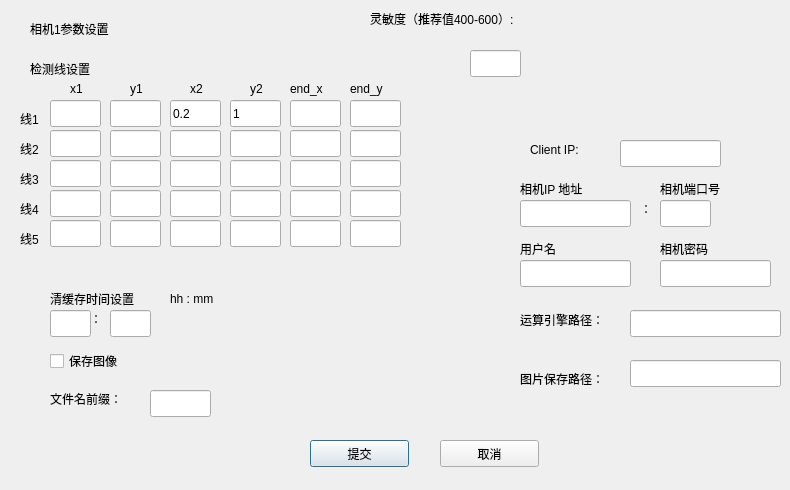
The window that client_shell/config1.ui (BG2CRW/passenger_flow_statistics) describes before a commit, drawn with Qt 5.
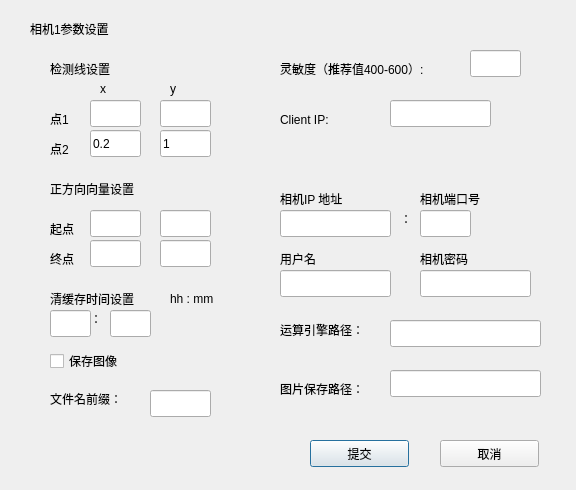
The same window after the commit.

```diff
--- a/client_shell/config1.ui
+++ b/client_shell/config1.ui
@@ -6,7 +6,7 @@
    <rect>
     <x>0</x>
     <y>0</y>
-    <width>790</width>
+    <width>576</width>
     <height>490</height>
    </rect>
   </property>
@@ -42,8 +42,8 @@
   <widget class="QLineEdit" name="lineEdit_17">
    <property name="geometry">
     <rect>
-     <x>630</x>
-     <y>310</y>
+     <x>390</x>
+     <y>320</y>
      <width>151</width>
      <height>27</height>
     </rect>
@@ -52,24 +52,37 @@
     <string/>
    </property>
   </widget>
+  <widget class="QLabel" name="label_7">
+   <property name="geometry">
+    <rect>
+     <x>50</x>
+     <y>180</y>
+     <width>111</width>
+     <height>17</height>
+    </rect>
+   </property>
+   <property name="text">
+    <string>正方向向量设置</string>
+   </property>
+  </widget>
   <widget class="QLabel" name="label_8">
    <property name="geometry">
     <rect>
-     <x>290</x>
-     <y>80</y>
-     <width>41</width>
+     <x>50</x>
+     <y>220</y>
+     <width>31</width>
      <height>17</height>
     </rect>
    </property>
    <property name="text">
-    <string>end_x</string>
+    <string>起点</string>
    </property>
   </widget>
   <widget class="QLineEdit" name="lineEdit_15">
    <property name="geometry">
     <rect>
-     <x>520</x>
-     <y>260</y>
+     <x>280</x>
+     <y>270</y>
      <width>111</width>
      <height>27</height>
     </rect>
@@ -81,14 +94,14 @@
   <widget class="QLabel" name="label_5">
    <property name="geometry">
     <rect>
-     <x>130</x>
+     <x>170</x>
      <y>80</y>
      <width>21</width>
      <height>17</height>
     </rect>
    </property>
    <property name="text">
-    <string>y1</string>
+    <string>y</string>
    </property>
   </widget>
   <widget class="QLabel" name="label_11">
@@ -120,7 +133,7 @@
   <widget class="QLineEdit" name="lineEdit">
    <property name="geometry">
     <rect>
-     <x>50</x>
+     <x>90</x>
      <y>100</y>
      <width>51</width>
      <height>27</height>
@@ -133,8 +146,8 @@
   <widget class="QLineEdit" name="lineEdit_14">
    <property name="geometry">
     <rect>
-     <x>660</x>
-     <y>260</y>
+     <x>420</x>
+     <y>270</y>
      <width>111</width>
      <height>27</height>
     </rect>
@@ -146,33 +159,33 @@
   <widget class="QLabel" name="label_2">
    <property name="geometry">
     <rect>
-     <x>20</x>
+     <x>50</x>
      <y>110</y>
      <width>31</width>
      <height>17</height>
     </rect>
    </property>
    <property name="text">
-    <string>线1</string>
+    <string>点1</string>
    </property>
   </widget>
   <widget class="QLabel" name="label_4">
    <property name="geometry">
     <rect>
-     <x>70</x>
+     <x>100</x>
      <y>80</y>
      <width>21</width>
      <height>17</height>
     </rect>
    </property>
    <property name="text">
-    <string>x1</string>
+    <string>x</string>
    </property>
   </widget>
   <widget class="QLineEdit" name="lineEdit_2">
    <property name="geometry">
     <rect>
-     <x>110</x>
+     <x>160</x>
      <y>100</y>
      <width>51</width>
      <height>27</height>
@@ -185,21 +198,21 @@
   <widget class="QLabel" name="label_9">
    <property name="geometry">
     <rect>
-     <x>350</x>
-     <y>80</y>
-     <width>41</width>
+     <x>50</x>
+     <y>250</y>
+     <width>31</width>
      <height>17</height>
     </rect>
    </property>
    <property name="text">
-    <string>end_y</string>
+    <string>终点</string>
    </property>
   </widget>
   <widget class="QLineEdit" name="lineEdit_3">
    <property name="geometry">
     <rect>
-     <x>170</x>
-     <y>100</y>
+     <x>90</x>
+     <y>130</y>
      <width>51</width>
      <height>27</height>
     </rect>
@@ -224,8 +237,8 @@
   <widget class="QLabel" name="label_21">
    <property name="geometry">
     <rect>
-     <x>530</x>
-     <y>140</y>
+     <x>280</x>
+     <y>110</y>
      <width>71</width>
      <height>20</height>
     </rect>
@@ -237,8 +250,8 @@
   <widget class="QLineEdit" name="lineEdit_7">
    <property name="geometry">
     <rect>
-     <x>290</x>
-     <y>100</y>
+     <x>90</x>
+     <y>240</y>
      <width>51</width>
      <height>27</height>
     </rect>
@@ -250,8 +263,8 @@
   <widget class="QLabel" name="label_19">
    <property name="geometry">
     <rect>
-     <x>370</x>
-     <y>10</y>
+     <x>280</x>
+     <y>60</y>
      <width>181</width>
      <height>17</height>
     </rect>
@@ -263,8 +276,8 @@
   <widget class="QLineEdit" name="lineEdit_4">
    <property name="geometry">
     <rect>
-     <x>230</x>
-     <y>100</y>
+     <x>160</x>
+     <y>130</y>
      <width>51</width>
      <height>27</height>
     </rect>
@@ -276,8 +289,8 @@
   <widget class="QLabel" name="label_14">
    <property name="geometry">
     <rect>
-     <x>520</x>
-     <y>180</y>
+     <x>280</x>
+     <y>190</y>
      <width>111</width>
      <height>17</height>
     </rect>
@@ -289,8 +302,8 @@
   <widget class="QLabel" name="label_20">
    <property name="geometry">
     <rect>
-     <x>520</x>
-     <y>310</y>
+     <x>280</x>
+     <y>320</y>
      <width>101</width>
      <height>20</height>
     </rect>
@@ -302,14 +315,14 @@
   <widget class="QLabel" name="label_3">
    <property name="geometry">
     <rect>
-     <x>20</x>
+     <x>50</x>
      <y>140</y>
      <width>31</width>
      <height>17</height>
     </rect>
    </property>
    <property name="text">
-    <string>线2</string>
+    <string>点2</string>
    </property>
   </widget>
   <widget class="QLabel" name="label_6">
@@ -367,8 +380,8 @@
   <widget class="QLabel" name="label_15">
    <property name="geometry">
     <rect>
-     <x>660</x>
-     <y>180</y>
+     <x>420</x>
+     <y>190</y>
      <width>81</width>
      <height>17</height>
     </rect>
@@ -393,8 +406,8 @@
   <widget class="QLabel" name="label_18">
    <property name="geometry">
     <rect>
-     <x>520</x>
-     <y>240</y>
+     <x>280</x>
+     <y>250</y>
      <width>111</width>
      <height>17</height>
     </rect>
@@ -406,8 +419,8 @@
   <widget class="QLineEdit" name="lineEdit_13">
    <property name="geometry">
     <rect>
-     <x>660</x>
-     <y>200</y>
+     <x>420</x>
+     <y>210</y>
      <width>51</width>
      <height>27</height>
     </rect>
@@ -419,8 +432,8 @@
   <widget class="QLineEdit" name="lineEdit_20">
    <property name="geometry">
     <rect>
-     <x>630</x>
-     <y>360</y>
+     <x>390</x>
+     <y>370</y>
      <width>151</width>
      <height>27</height>
     </rect>
@@ -432,8 +445,8 @@
   <widget class="QLabel" name="label_16">
    <property name="geometry">
     <rect>
-     <x>640</x>
-     <y>200</y>
+     <x>400</x>
+     <y>210</y>
      <width>21</width>
      <height>17</height>
     </rect>
@@ -445,7 +458,7 @@
   <widget class="QLabel" name="label">
    <property name="geometry">
     <rect>
-     <x>30</x>
+     <x>50</x>
      <y>60</y>
      <width>81</width>
      <height>17</height>
@@ -458,8 +471,8 @@
   <widget class="QLineEdit" name="lineEdit_18">
    <property name="geometry">
     <rect>
-     <x>620</x>
-     <y>140</y>
+     <x>390</x>
+     <y>100</y>
      <width>101</width>
      <height>27</height>
     </rect>
@@ -471,8 +484,8 @@
   <widget class="QLineEdit" name="lineEdit_6">
    <property name="geometry">
     <rect>
-     <x>110</x>
-     <y>130</y>
+     <x>160</x>
+     <y>210</y>
      <width>51</width>
      <height>27</height>
     </rect>
@@ -484,8 +497,8 @@
   <widget class="QLineEdit" name="lineEdit_12">
    <property name="geometry">
     <rect>
-     <x>520</x>
-     <y>200</y>
+     <x>280</x>
+     <y>210</y>
      <width>111</width>
      <height>27</height>
     </rect>
@@ -497,8 +510,8 @@
   <widget class="QLineEdit" name="lineEdit_5">
    <property name="geometry">
     <rect>
-     <x>50</x>
-     <y>130</y>
+     <x>90</x>
+     <y>210</y>
      <width>51</width>
      <height>27</height>
     </rect>
@@ -510,8 +523,8 @@
   <widget class="QLineEdit" name="lineEdit_8">
    <property name="geometry">
     <rect>
-     <x>350</x>
-     <y>100</y>
+     <x>160</x>
+     <y>240</y>
      <width>51</width>
      <height>27</height>
     </rect>
@@ -536,8 +549,8 @@
   <widget class="QLabel" name="label_23">
    <property name="geometry">
     <rect>
-     <x>520</x>
-     <y>370</y>
+     <x>280</x>
+     <y>380</y>
      <width>101</width>
      <height>17</height>
     </rect>
@@ -562,8 +575,8 @@
   <widget class="QLabel" name="label_17">
    <property name="geometry">
     <rect>
-     <x>660</x>
-     <y>240</y>
+     <x>420</x>
+     <y>250</y>
      <width>111</width>
      <height>17</height>
     </rect>
@@ -572,357 +585,6 @@
     <string>相机密码</string>
    </property>
   </widget>
-  <widget class="QLabel" name="label_10">
-   <property name="geometry">
-    <rect>
-     <x>190</x>
-     <y>80</y>
-     <width>21</width>
-     <height>17</height>
-    </rect>
-   </property>
-   <property name="text">
-    <string>x2</string>
-   </property>
-  </widget>
-  <widget class="QLabel" name="label_24">
-   <property name="geometry">
-    <rect>
-     <x>250</x>
-     <y>80</y>
-     <width>21</width>
-     <height>17</height>
-    </rect>
-   </property>
-   <property name="text">
-    <string>y2</string>
-   </property>
-  </widget>
-  <widget class="QLabel" name="label_7">
-   <property name="geometry">
-    <rect>
-     <x>20</x>
-     <y>170</y>
-     <width>31</width>
-     <height>17</height>
-    </rect>
-   </property>
-   <property name="text">
-    <string>线3</string>
-   </property>
-  </widget>
-  <widget class="QLabel" name="label_25">
-   <property name="geometry">
-    <rect>
-     <x>20</x>
-     <y>200</y>
-     <width>31</width>
-     <height>17</height>
-    </rect>
-   </property>
-   <property name="text">
-    <string>线4</string>
-   </property>
-  </widget>
-  <widget class="QLabel" name="label_26">
-   <property name="geometry">
-    <rect>
-     <x>20</x>
-     <y>230</y>
-     <width>31</width>
-     <height>17</height>
-    </rect>
-   </property>
-   <property name="text">
-    <string>线5</string>
-   </property>
-  </widget>
-  <widget class="QLineEdit" name="lineEdit_9">
-   <property name="geometry">
-    <rect>
-     <x>170</x>
-     <y>130</y>
-     <width>51</width>
-     <height>27</height>
-    </rect>
-   </property>
-   <property name="text">
-    <string/>
-   </property>
-  </widget>
-  <widget class="QLineEdit" name="lineEdit_21">
-   <property name="geometry">
-    <rect>
-     <x>230</x>
-     <y>130</y>
-     <width>51</width>
-     <height>27</height>
-    </rect>
-   </property>
-   <property name="text">
-    <string/>
-   </property>
-  </widget>
-  <widget class="QLineEdit" name="lineEdit_22">
-   <property name="geometry">
-    <rect>
-     <x>290</x>
-     <y>130</y>
-     <width>51</width>
-     <height>27</height>
-    </rect>
-   </property>
-   <property name="text">
-    <string/>
-   </property>
-  </widget>
-  <widget class="QLineEdit" name="lineEdit_23">
-   <property name="geometry">
-    <rect>
-     <x>350</x>
-     <y>130</y>
-     <width>51</width>
-     <height>27</height>
-    </rect>
-   </property>
-   <property name="text">
-    <string/>
-   </property>
-  </widget>
-  <widget class="QLineEdit" name="lineEdit_24">
-   <property name="geometry">
-    <rect>
-     <x>50</x>
-     <y>160</y>
-     <width>51</width>
-     <height>27</height>
-    </rect>
-   </property>
-   <property name="text">
-    <string/>
-   </property>
-  </widget>
-  <widget class="QLineEdit" name="lineEdit_25">
-   <property name="geometry">
-    <rect>
-     <x>110</x>
-     <y>160</y>
-     <width>51</width>
-     <height>27</height>
-    </rect>
-   </property>
-   <property name="text">
-    <string/>
-   </property>
-  </widget>
-  <widget class="QLineEdit" name="lineEdit_26">
-   <property name="geometry">
-    <rect>
-     <x>170</x>
-     <y>160</y>
-     <width>51</width>
-     <height>27</height>
-    </rect>
-   </property>
-   <property name="text">
-    <string/>
-   </property>
-  </widget>
-  <widget class="QLineEdit" name="lineEdit_27">
-   <property name="geometry">
-    <rect>
-     <x>230</x>
-     <y>160</y>
-     <width>51</width>
-     <height>27</height>
-    </rect>
-   </property>
-   <property name="text">
-    <string/>
-   </property>
-  </widget>
-  <widget class="QLineEdit" name="lineEdit_28">
-   <property name="geometry">
-    <rect>
-     <x>290</x>
-     <y>160</y>
-     <width>51</width>
-     <height>27</height>
-    </rect>
-   </property>
-   <property name="text">
-    <string/>
-   </property>
-  </widget>
-  <widget class="QLineEdit" name="lineEdit_29">
-   <property name="geometry">
-    <rect>
-     <x>350</x>
-     <y>160</y>
-     <width>51</width>
-     <height>27</height>
-    </rect>
-   </property>
-   <property name="text">
-    <string/>
-   </property>
-  </widget>
-  <widget class="QLineEdit" name="lineEdit_30">
-   <property name="geometry">
-    <rect>
-     <x>50</x>
-     <y>190</y>
-     <width>51</width>
-     <height>27</height>
-    </rect>
-   </property>
-   <property name="text">
-    <string/>
-   </property>
-  </widget>
-  <widget class="QLineEdit" name="lineEdit_31">
-   <property name="geometry">
-    <rect>
-     <x>110</x>
-     <y>190</y>
-     <width>51</width>
-     <height>27</height>
-    </rect>
-   </property>
-   <property name="text">
-    <string/>
-   </property>
-  </widget>
-  <widget class="QLineEdit" name="lineEdit_32">
-   <property name="geometry">
-    <rect>
-     <x>170</x>
-     <y>190</y>
-     <width>51</width>
-     <height>27</height>
-    </rect>
-   </property>
-   <property name="text">
-    <string/>
-   </property>
-  </widget>
-  <widget class="QLineEdit" name="lineEdit_33">
-   <property name="geometry">
-    <rect>
-     <x>230</x>
-     <y>190</y>
-     <width>51</width>
-     <height>27</height>
-    </rect>
-   </property>
-   <property name="text">
-    <string/>
-   </property>
-  </widget>
-  <widget class="QLineEdit" name="lineEdit_34">
-   <property name="geometry">
-    <rect>
-     <x>290</x>
-     <y>190</y>
-     <width>51</width>
-     <height>27</height>
-    </rect>
-   </property>
-   <property name="text">
-    <string/>
-   </property>
-  </widget>
-  <widget class="QLineEdit" name="lineEdit_35">
-   <property name="geometry">
-    <rect>
-     <x>350</x>
-     <y>190</y>
-     <width>51</width>
-     <height>27</height>
-    </rect>
-   </property>
-   <property name="text">
-    <string/>
-   </property>
-  </widget>
-  <widget class="QLineEdit" name="lineEdit_36">
-   <property name="geometry">
-    <rect>
-     <x>50</x>
-     <y>220</y>
-     <width>51</width>
-     <height>27</height>
-    </rect>
-   </property>
-   <property name="text">
-    <string/>
-   </property>
-  </widget>
-  <widget class="QLineEdit" name="lineEdit_37">
-   <property name="geometry">
-    <rect>
-     <x>110</x>
-     <y>220</y>
-     <width>51</width>
-     <height>27</height>
-    </rect>
-   </property>
-   <property name="text">
-    <string/>
-   </property>
-  </widget>
-  <widget class="QLineEdit" name="lineEdit_38">
-   <property name="geometry">
-    <rect>
-     <x>170</x>
-     <y>220</y>
-     <width>51</width>
-     <height>27</height>
-    </rect>
-   </property>
-   <property name="text">
-    <string/>
-   </property>
-  </widget>
-  <widget class="QLineEdit" name="lineEdit_39">
-   <property name="geometry">
-    <rect>
-     <x>230</x>
-     <y>220</y>
-     <width>51</width>
-     <height>27</height>
-    </rect>
-   </property>
-   <property name="text">
-    <string/>
-   </property>
-  </widget>
-  <widget class="QLineEdit" name="lineEdit_40">
-   <property name="geometry">
-    <rect>
-     <x>290</x>
-     <y>220</y>
-     <width>51</width>
-     <height>27</height>
-    </rect>
-   </property>
-   <property name="text">
-    <string/>
-   </property>
-  </widget>
-  <widget class="QLineEdit" name="lineEdit_41">
-   <property name="geometry">
-    <rect>
-     <x>350</x>
-     <y>220</y>
-     <width>51</width>
-     <height>27</height>
-    </rect>
-   </property>
-   <property name="text">
-    <string/>
-   </property>
-  </widget>
  </widget>
  <resources/>
  <connections/>
```
